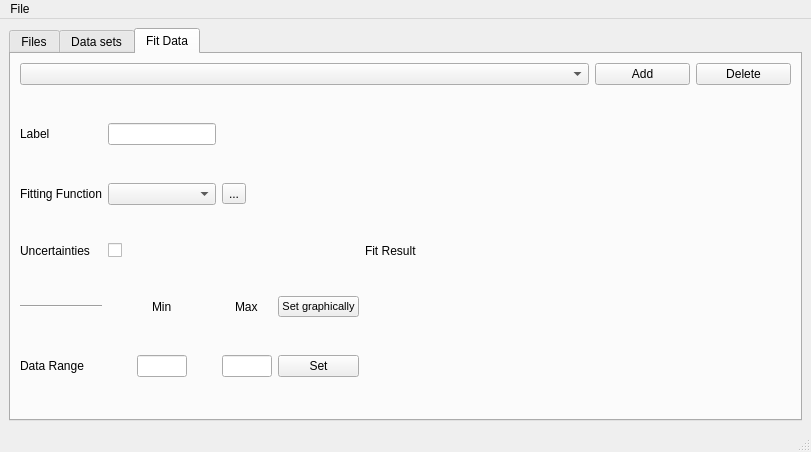
Before: the Qt Designer form src/window_ui/main.ui in hadrianmontes/Physical-Data-Analyzer, drawn with Qt 5.
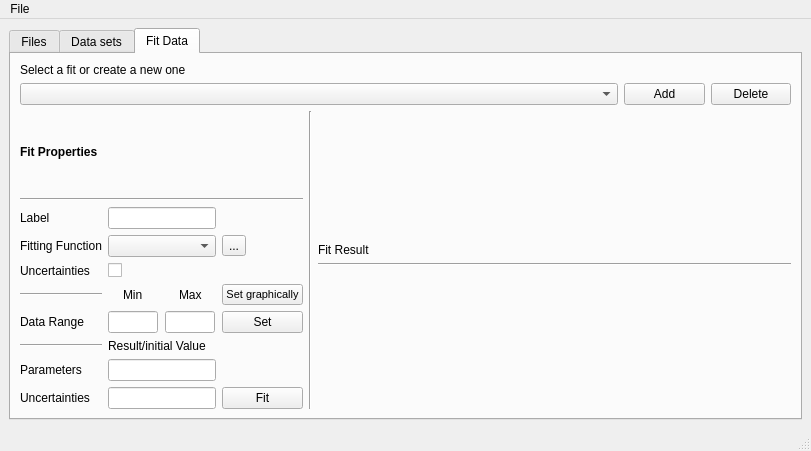
After: the same form once the commit is applied. The open tabs and pages were chosen to show the change.

The edit to the form file:
```diff
--- a/src/window_ui/main.ui
+++ b/src/window_ui/main.ui
@@ -7,7 +7,7 @@
     <x>0</x>
     <y>0</y>
     <width>811</width>
-    <height>452</height>
+    <height>451</height>
    </rect>
   </property>
   <property name="windowTitle">
@@ -327,9 +327,79 @@
         <string>Fit Data</string>
        </attribute>
        <layout class="QGridLayout" name="gridLayout_4">
+        <item row="1" column="2" rowspan="8" colspan="2">
+         <layout class="QGridLayout" name="fit_plot_grid">
+          <item row="0" column="0" alignment="Qt::AlignBottom">
+           <widget class="QLabel" name="label_14">
+            <property name="text">
+             <string>Fit Result</string>
+            </property>
+           </widget>
+          </item>
+          <item row="1" column="0" alignment="Qt::AlignTop">
+           <widget class="Line" name="line_8">
+            <property name="orientation">
+             <enum>Qt::Horizontal</enum>
+            </property>
+           </widget>
+          </item>
+         </layout>
+        </item>
+        <item row="0" column="0" colspan="4">
+         <layout class="QGridLayout" name="gridLayout_3">
+          <item row="1" column="0" colspan="6">
+           <widget class="QComboBox" name="combo_fit"/>
+          </item>
+          <item row="1" column="6">
+           <widget class="QPushButton" name="add_fit">
+            <property name="text">
+             <string>Add</string>
+            </property>
+           </widget>
+          </item>
+          <item row="1" column="7">
+           <widget class="QPushButton" name="delete_fit">
+            <property name="text">
+             <string>Delete</string>
+            </property>
+           </widget>
+          </item>
+          <item row="0" column="0">
+           <widget class="QLabel" name="label_25">
+            <property name="text">
+             <string>Select a fit or create a new one</string>
+            </property>
+           </widget>
+          </item>
+         </layout>
+        </item>
         <item row="1" column="0" rowspan="8">
          <layout class="QGridLayout" name="gridLayout_7">
-          <item row="4" column="2" alignment="Qt::AlignLeft">
+          <item row="5" column="1">
+           <widget class="QCheckBox" name="check_uncertainties">
+            <property name="text">
+             <string/>
+            </property>
+           </widget>
+          </item>
+          <item row="9" column="1" colspan="2">
+           <widget class="QLineEdit" name="param_val"/>
+          </item>
+          <item row="10" column="0">
+           <widget class="QLabel" name="label_22">
+            <property name="text">
+             <string>Uncertainties</string>
+            </property>
+           </widget>
+          </item>
+          <item row="6" column="0">
+           <widget class="Line" name="line_4">
+            <property name="orientation">
+             <enum>Qt::Horizontal</enum>
+            </property>
+           </widget>
+          </item>
+          <item row="7" column="2" alignment="Qt::AlignLeft">
            <widget class="QLineEdit" name="max_range">
             <property name="maximumSize">
              <size>
@@ -339,62 +409,84 @@
             </property>
            </widget>
           </item>
-          <item row="0" column="0">
+          <item row="3" column="0">
            <widget class="QLabel" name="label_15">
             <property name="text">
              <string>Label</string>
             </property>
            </widget>
           </item>
-          <item row="3" column="0">
-           <widget class="Line" name="line_4">
-            <property name="orientation">
-             <enum>Qt::Horizontal</enum>
-            </property>
-           </widget>
-          </item>
-          <item row="0" column="1" alignment="Qt::AlignLeft">
-           <widget class="QLineEdit" name="fit_label"/>
-          </item>
-          <item row="1" column="1">
-           <widget class="QComboBox" name="fit_function"/>
-          </item>
-          <item row="3" column="2" alignment="Qt::AlignHCenter">
+          <item row="6" column="2" alignment="Qt::AlignHCenter">
            <widget class="QLabel" name="label_20">
             <property name="text">
              <string>Max</string>
             </property>
            </widget>
           </item>
-          <item row="1" column="0">
+          <item row="4" column="0">
            <widget class="QLabel" name="label_16">
             <property name="text">
              <string>Fitting Function</string>
             </property>
            </widget>
           </item>
-          <item row="3" column="1" alignment="Qt::AlignHCenter">
+          <item row="6" column="1" alignment="Qt::AlignHCenter">
            <widget class="QLabel" name="label_19">
             <property name="text">
              <string>Min</string>
             </property>
            </widget>
           </item>
-          <item row="2" column="0">
+          <item row="7" column="1" alignment="Qt::AlignHCenter">
+           <widget class="QLineEdit" name="min_range">
+            <property name="maximumSize">
+             <size>
+              <width>50</width>
+              <height>16777215</height>
+             </size>
+            </property>
+           </widget>
+          </item>
+          <item row="5" column="0">
            <widget class="QLabel" name="label_17">
             <property name="text">
              <string>Uncertainties</string>
             </property>
            </widget>
           </item>
-          <item row="4" column="0">
+          <item row="7" column="0">
            <widget class="QLabel" name="label_18">
             <property name="text">
              <string>Data Range</string>
             </property>
            </widget>
           </item>
-          <item row="1" column="2">
+          <item row="7" column="3">
+           <widget class="QPushButton" name="save_range">
+            <property name="text">
+             <string>Set</string>
+            </property>
+           </widget>
+          </item>
+          <item row="6" column="3">
+           <widget class="QPushButton" name="graphic_range">
+            <property name="font">
+             <font>
+              <pointsize>8</pointsize>
+             </font>
+            </property>
+            <property name="text">
+             <string>Set graphically</string>
+            </property>
+           </widget>
+          </item>
+          <item row="3" column="1" colspan="2">
+           <widget class="QLineEdit" name="fit_label"/>
+          </item>
+          <item row="4" column="1" colspan="2">
+           <widget class="QComboBox" name="fit_function"/>
+          </item>
+          <item row="4" column="3">
            <widget class="QToolButton" name="manage_functions">
             <property name="text">
              <string>...</string>
@@ -407,75 +499,65 @@
             </property>
            </widget>
           </item>
-          <item row="2" column="1">
-           <widget class="QCheckBox" name="check_uncertainties">
+          <item row="9" column="0">
+           <widget class="QLabel" name="label_21">
             <property name="text">
-             <string/>
+             <string>Parameters</string>
             </property>
            </widget>
           </item>
-          <item row="4" column="1" alignment="Qt::AlignHCenter">
-           <widget class="QLineEdit" name="min_range">
-            <property name="maximumSize">
-             <size>
-              <width>50</width>
-              <height>16777215</height>
-             </size>
+          <item row="10" column="1" colspan="2">
+           <widget class="QLineEdit" name="param_uncert"/>
+          </item>
+          <item row="8" column="1" colspan="2">
+           <widget class="QLabel" name="label_23">
+            <property name="text">
+             <string>Result/initial Value</string>
             </property>
            </widget>
           </item>
-          <item row="4" column="3">
-           <widget class="QPushButton" name="save_range">
+          <item row="10" column="3">
+           <widget class="QPushButton" name="start_fit">
             <property name="text">
-             <string>Set</string>
+             <string>Fit</string>
             </property>
            </widget>
           </item>
-          <item row="3" column="3">
-           <widget class="QPushButton" name="graphic_range">
+          <item row="8" column="0">
+           <widget class="Line" name="line_5">
+            <property name="orientation">
+             <enum>Qt::Horizontal</enum>
+            </property>
+           </widget>
+          </item>
+          <item row="1" column="0">
+           <widget class="QLabel" name="label_24">
             <property name="font">
              <font>
-              <pointsize>8</pointsize>
+              <weight>75</weight>
+              <bold>true</bold>
              </font>
             </property>
             <property name="text">
-             <string>Set graphically</string>
+             <string>Fit Properties</string>
             </property>
            </widget>
           </item>
-         </layout>
-        </item>
-        <item row="1" column="1" rowspan="8" colspan="2">
-         <layout class="QGridLayout" name="gridLayout_8">
-          <item row="0" column="0">
-           <widget class="QLabel" name="label_14">
-            <property name="text">
-             <string>Fit Result</string>
+          <item row="2" column="0" colspan="4">
+           <widget class="Line" name="line_7">
+            <property name="orientation">
+             <enum>Qt::Horizontal</enum>
             </property>
            </widget>
           </item>
          </layout>
         </item>
-        <item row="0" column="0" colspan="3">
-         <layout class="QGridLayout" name="gridLayout_3">
-          <item row="0" column="0" colspan="6">
-           <widget class="QComboBox" name="combo_fit"/>
-          </item>
-          <item row="0" column="6">
-           <widget class="QPushButton" name="add_fit">
-            <property name="text">
-             <string>Add</string>
-            </property>
-           </widget>
-          </item>
-          <item row="0" column="7">
-           <widget class="QPushButton" name="delete_fit">
-            <property name="text">
-             <string>Delete</string>
-            </property>
-           </widget>
-          </item>
-         </layout>
+        <item row="1" column="1" rowspan="8">
+         <widget class="Line" name="line_6">
+          <property name="orientation">
+           <enum>Qt::Vertical</enum>
+          </property>
+         </widget>
         </item>
        </layout>
       </widget>
```
Left out of the diff: 4 changed lines with no effect on the pictures.
